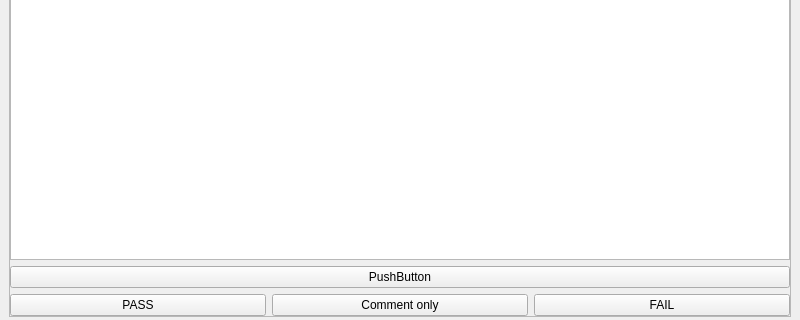
achipa/keepitsimpletester, file src/vote.ui: the form before one commit; both pictures show x 0 to 800 and y 280 to 600 of the 800 by 600 pixel window.
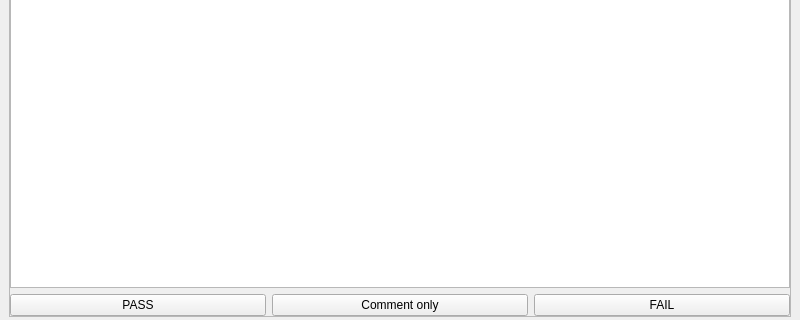
The form after the commit. Icons and pictures are not drawn.

What changed in the file:
```diff
--- a/src/vote.ui
+++ b/src/vote.ui
@@ -32,7 +32,7 @@
          <x>0</x>
          <y>0</y>
          <width>778</width>
-         <height>569</height>
+         <height>564</height>
         </rect>
        </property>
        <layout class="QVBoxLayout" name="verticalLayout_2">
@@ -123,13 +123,6 @@
         <item>
          <widget class="QTextEdit" name="textEdit"/>
         </item>
-        <item>
-         <widget class="QPushButton" name="pushButton">
-          <property name="text">
-           <string>PushButton</string>
-          </property>
-         </widget>
-        </item>
         <item>
          <layout class="QHBoxLayout" name="horizontalLayout_2">
           <item>
```
Left out of the diff: 2 changed lines with no effect on the pictures.
